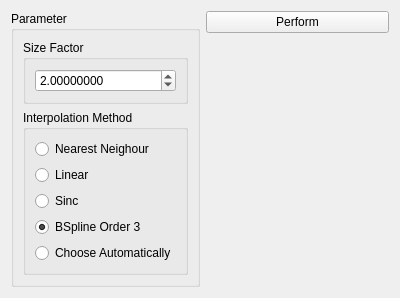
Old version of the form source/modules/resize/ResizeWidget.ui in the repository josefkoller/ambient_image_processor.
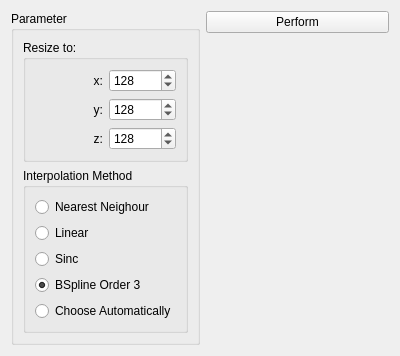
New version of the form.

Commit message: support different resize for each dimension

```diff
--- a/source/modules/resize/ResizeWidget.ui
+++ b/source/modules/resize/ResizeWidget.ui
@@ -7,7 +7,7 @@
     <x>0</x>
     <y>0</y>
     <width>400</width>
-    <height>284</height>
+    <height>321</height>
    </rect>
   </property>
   <property name="windowTitle">
@@ -35,25 +35,75 @@
          </sizepolicy>
         </property>
         <property name="title">
-         <string>Size Factor</string>
+         <string>Resize to:</string>
         </property>
-        <layout class="QHBoxLayout" name="horizontalLayout_2">
-         <item>
-          <widget class="QDoubleSpinBox" name="size_factor_spinbox">
-           <property name="decimals">
-            <number>8</number>
+        <layout class="QGridLayout" name="gridLayout_5">
+         <item row="0" column="0" colspan="2">
+          <widget class="QLabel" name="label_9">
+           <property name="text">
+            <string>x:</string>
            </property>
+           <property name="alignment">
+            <set>Qt::AlignRight|Qt::AlignTrailing|Qt::AlignVCenter</set>
+           </property>
+          </widget>
+         </item>
+         <item row="3" column="2">
+          <widget class="QSpinBox" name="resized_depth">
            <property name="minimum">
-            <double>0.000000000000000</double>
+            <number>1</number>
            </property>
            <property name="maximum">
-            <double>99999999999.000000000000000</double>
+            <number>999999</number>
            </property>
-           <property name="singleStep">
-            <double>0.100000000000000</double>
+           <property name="value">
+            <number>128</number>
            </property>
+          </widget>
+         </item>
+         <item row="1" column="0" colspan="2">
+          <widget class="QLabel" name="label_13">
+           <property name="text">
+            <string>y:</string>
+           </property>
+           <property name="alignment">
+            <set>Qt::AlignRight|Qt::AlignTrailing|Qt::AlignVCenter</set>
+           </property>
+          </widget>
+         </item>
+         <item row="3" column="0" colspan="2">
+          <widget class="QLabel" name="label_14">
+           <property name="text">
+            <string>z:</string>
+           </property>
+           <property name="alignment">
+            <set>Qt::AlignRight|Qt::AlignTrailing|Qt::AlignVCenter</set>
+           </property>
+          </widget>
+         </item>
+         <item row="0" column="2">
+          <widget class="QSpinBox" name="resized_width">
+           <property name="minimum">
+            <number>1</number>
+           </property>
+           <property name="maximum">
+            <number>999999</number>
+           </property>
            <property name="value">
-            <double>2.000000000000000</double>
+            <number>128</number>
+           </property>
+          </widget>
+         </item>
+         <item row="1" column="2">
+          <widget class="QSpinBox" name="resized_height">
+           <property name="minimum">
+            <number>1</number>
+           </property>
+           <property name="maximum">
+            <number>999999</number>
+           </property>
+           <property name="value">
+            <number>128</number>
            </property>
           </widget>
          </item>
```
The commit also changes 4 other files.
